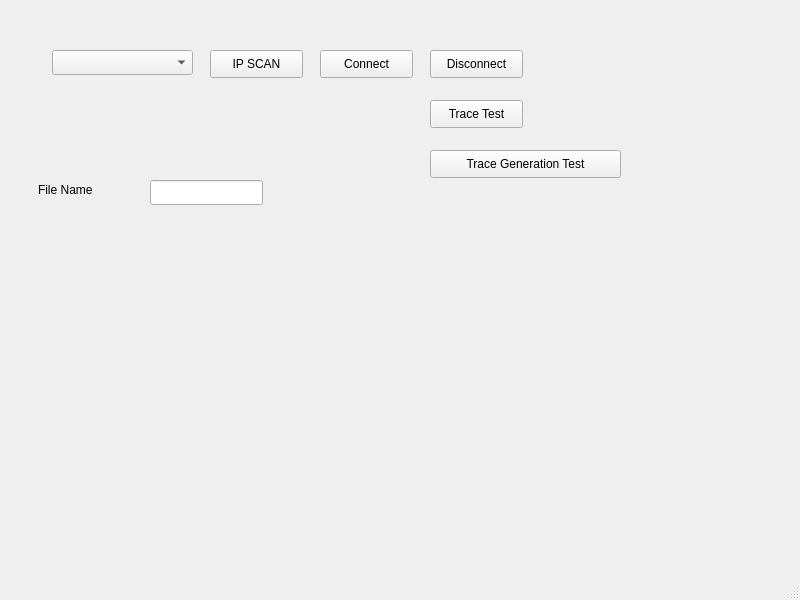
First picture: the form in 1202/mainwindow.ui, repository dinoness/parallel_Qt_program, before the edit.
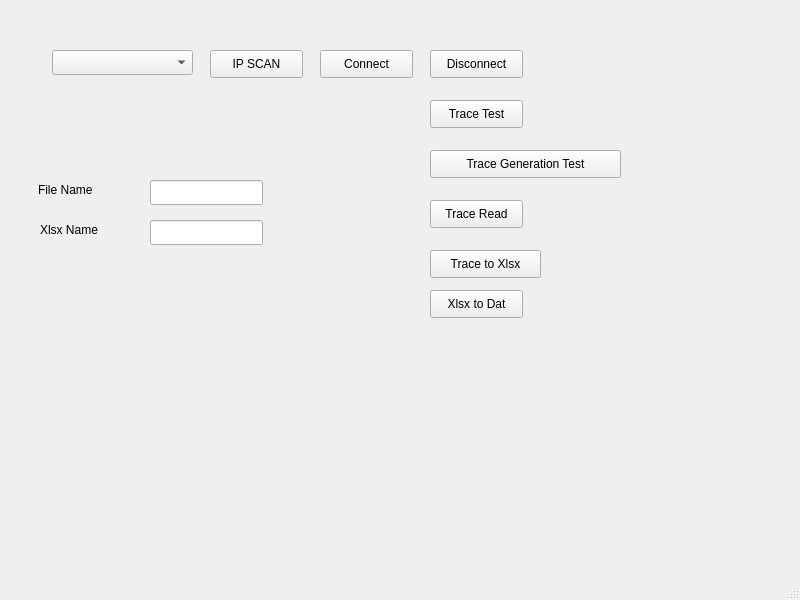
Second picture: the form after the edit.

```diff
--- a/1202/mainwindow.ui
+++ b/1202/mainwindow.ui
@@ -112,6 +112,68 @@
      <string>Trace Generation Test</string>
     </property>
    </widget>
+   <widget class="QPushButton" name="btn_trace_read">
+    <property name="geometry">
+     <rect>
+      <x>430</x>
+      <y>200</y>
+      <width>93</width>
+      <height>28</height>
+     </rect>
+    </property>
+    <property name="text">
+     <string>Trace Read</string>
+    </property>
+   </widget>
+   <widget class="QLineEdit" name="ledit_xlsx_file_name">
+    <property name="geometry">
+     <rect>
+      <x>150</x>
+      <y>220</y>
+      <width>113</width>
+      <height>25</height>
+     </rect>
+    </property>
+   </widget>
+   <widget class="QLabel" name="label_2">
+    <property name="geometry">
+     <rect>
+      <x>40</x>
+      <y>220</y>
+      <width>91</width>
+      <height>19</height>
+     </rect>
+    </property>
+    <property name="text">
+     <string>Xlsx Name</string>
+    </property>
+   </widget>
+   <widget class="QPushButton" name="btn_trace_to_xlsx">
+    <property name="geometry">
+     <rect>
+      <x>430</x>
+      <y>250</y>
+      <width>111</width>
+      <height>28</height>
+     </rect>
+    </property>
+    <property name="text">
+     <string>Trace to Xlsx</string>
+    </property>
+   </widget>
+   <widget class="QPushButton" name="btn_xlsx_to_dat">
+    <property name="geometry">
+     <rect>
+      <x>430</x>
+      <y>290</y>
+      <width>93</width>
+      <height>28</height>
+     </rect>
+    </property>
+    <property name="text">
+     <string>Xlsx to Dat</string>
+    </property>
+   </widget>
   </widget>
   <widget class="QMenuBar" name="menubar">
    <property name="geometry">
```
